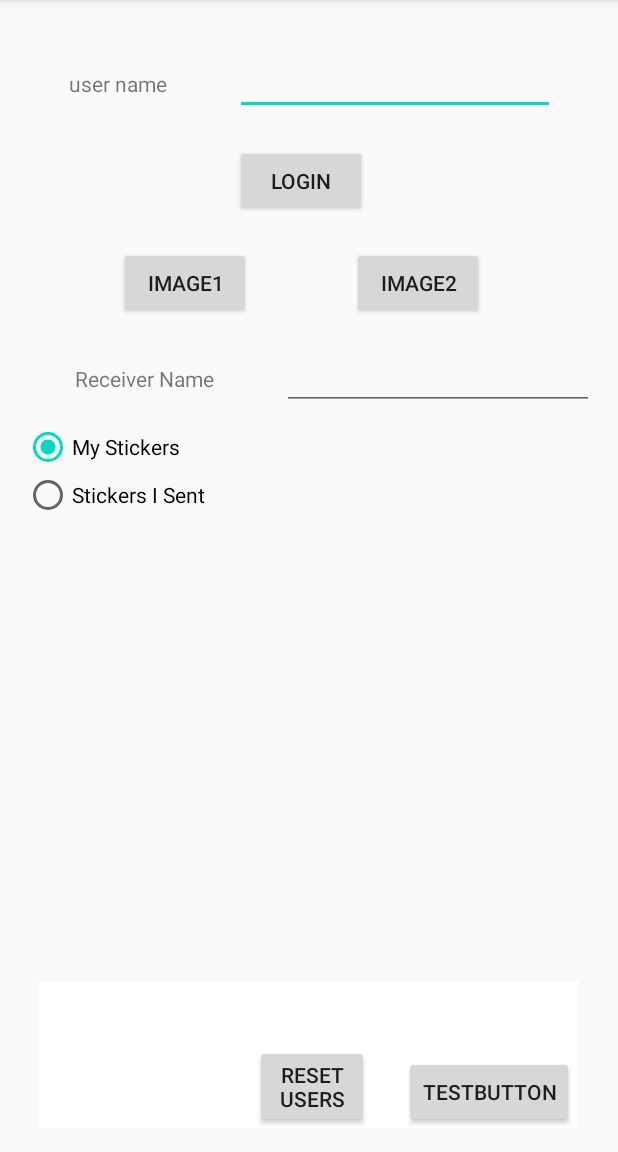
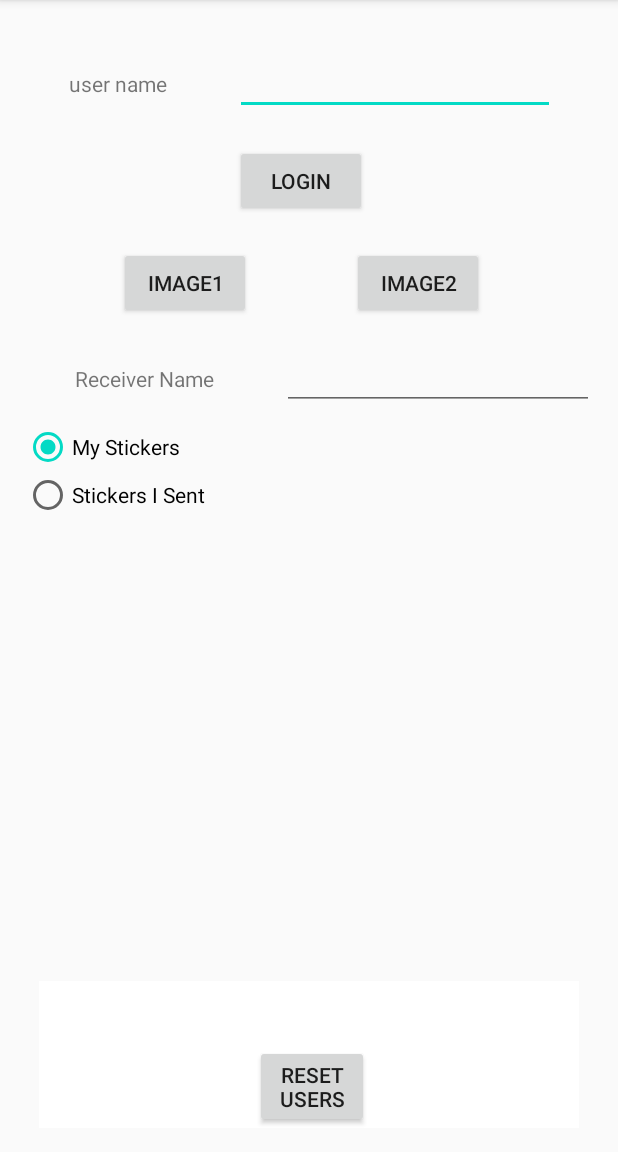
Before and after one commit to morshedmm/NUMAD21SuGroupAttentionStick, an Android app: the RealtimeDatabaseActivity screen opened directly, with no data from a screen before it, on a phone screen of 412 x 824 dp, the part 84-1236 px from its top. Run offline under Robolectric (Android 15) with nearby library versions, the phone set to English and light mode, and no system bars; our stand-ins replace Firebase (no records; nobody signed in at launch, a user with empty details on screens opened directly); pictures from the network do not load.

Commit message:
removed test button

```diff
--- a/app/src/main/res/layout/activity_realtime_database.xml
+++ b/app/src/main/res/layout/activity_realtime_database.xml
@@ -145,16 +145,7 @@
             app:layout_constraintStart_toStartOf="parent"
             app:layout_constraintTop_toTopOf="parent" />
 
-        <Button
-            android:id="@+id/test_button_id"
-            android:layout_width="wrap_content"
-            android:layout_height="wrap_content"
-            android:layout_alignParentStart="true"
-            android:layout_alignParentBottom="true"
-            android:layout_marginStart="253dp"
-            android:layout_marginBottom="225dp"
-            android:onClick="showReadData"
-            android:text="testbutton" />
+
     </RelativeLayout>
 
     <LinearLayout
```
